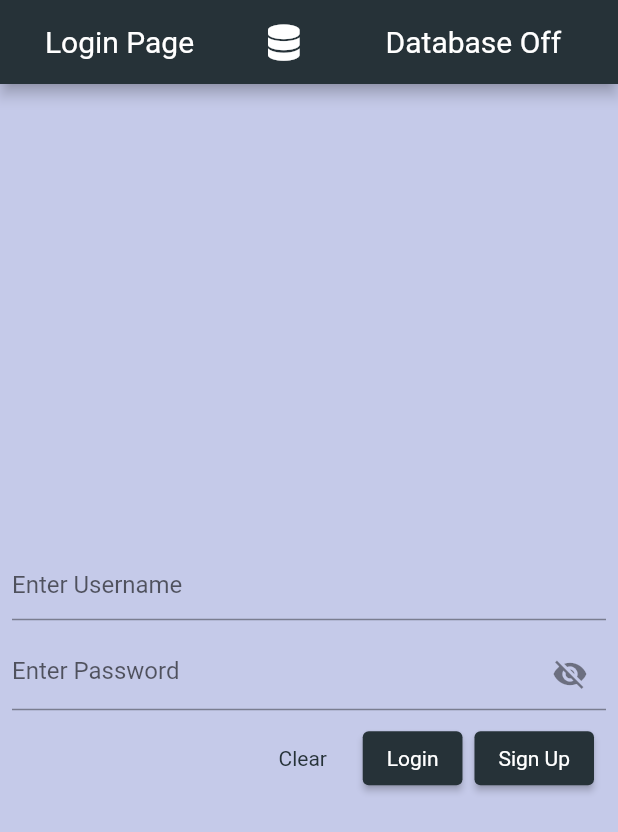
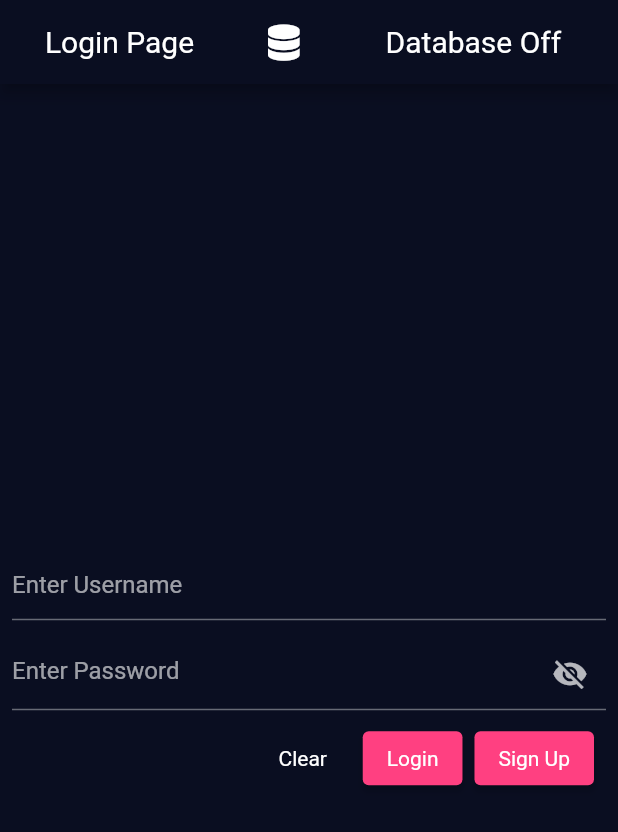
Before and after one commit to hiddy0329/h_calculator, a Flutter app: the screen it shows after launch, on a phone screen of 412 x 824 dp. Shown: the top 832 px of the screen. Run offline on Flutter 3.47's test engine with Material 2 defaults, Android fonts, the light colour scheme and no system bars; our stand-ins replace audioplayers, flutter_dotenv, font_awesome_flutter, shared_preferences; missing offline and left inert: encrypt, mysql1.

Commit message:
UIの色を変更

```diff
--- a/lib/main.dart
+++ b/lib/main.dart
@@ -11,7 +11,13 @@ class LoginApp extends StatelessWidget {
   // This widget is the root of your application.
   @override
   Widget build(BuildContext context) {
-    return const MaterialApp(
+    return MaterialApp(
+      theme: ThemeData.dark().copyWith(
+        appBarTheme: const AppBarTheme(
+          backgroundColor: Color(0xFF0A0E21),
+        ),
+        scaffoldBackgroundColor: const Color(0xFF0A0E21),
+      ),
       // エミュレーター右上の「debug」という帯を消す
       debugShowCheckedModeBanner: false,
       home: LoginPage(),
--- a/lib/ui/history_page.dart
+++ b/lib/ui/history_page.dart
@@ -50,14 +50,13 @@ class HistoryPage extends StatelessWidget {
   @override
   Widget build(BuildContext context) {
     return Scaffold(
-        backgroundColor: Colors.indigo[100],
         appBar: AppBar(
           title: FittedBox(
               child: Text("${username.toUpperCase()}'s history <DESC>",
                   style: const TextStyle(
                     fontFamily: font,
                   ))),
-          backgroundColor: Colors.blueGrey[900],
+          backgroundColor: Color(0xFF0A0E21),
         ),
         body: (formulaLists.isNotEmpty && resultLists.isNotEmpty)
             ? Padding(
--- a/lib/ui/login_page.dart
+++ b/lib/ui/login_page.dart
@@ -149,9 +149,8 @@ class _LoginPageState extends State<LoginPage> {
   @override
   Widget build(BuildContext context) {
     return Scaffold(
-      backgroundColor: Colors.indigo[100],
       appBar: AppBar(
-        backgroundColor: Colors.blueGrey[900],
+        backgroundColor: Color(0xFF0A0E21),
         title: Row(
           mainAxisAlignment: MainAxisAlignment.spaceAround,
           children: [
@@ -223,7 +222,7 @@ class _LoginPageState extends State<LoginPage> {
               ButtonBar(
                 children: <Widget>[
                   TextButton(
-                    style: TextButton.styleFrom(primary: Colors.blueGrey[900]),
+                    style: TextButton.styleFrom(primary: colorText),
                     onPressed: () {
                       _clearText();
                     },
@@ -235,7 +234,7 @@ class _LoginPageState extends State<LoginPage> {
                   ElevatedButton(
                     style: ElevatedButton.styleFrom(
                       side: BorderSide.none,
-                      primary: Colors.blueGrey[900],
+                      primary: colorFunc
                     ),
                     onPressed: () {
                       _checkLogin();
@@ -248,7 +247,7 @@ class _LoginPageState extends State<LoginPage> {
                   ElevatedButton(
                     style: ElevatedButton.styleFrom(
                       side: BorderSide.none,
-                      primary: Colors.blueGrey[900],
+                      primary: colorFunc,
                     ),
                     onPressed: () {
                       _checkRegistration();
```
Also changed, not shown: lib/ui/home.dart (+4 -16 lines).
